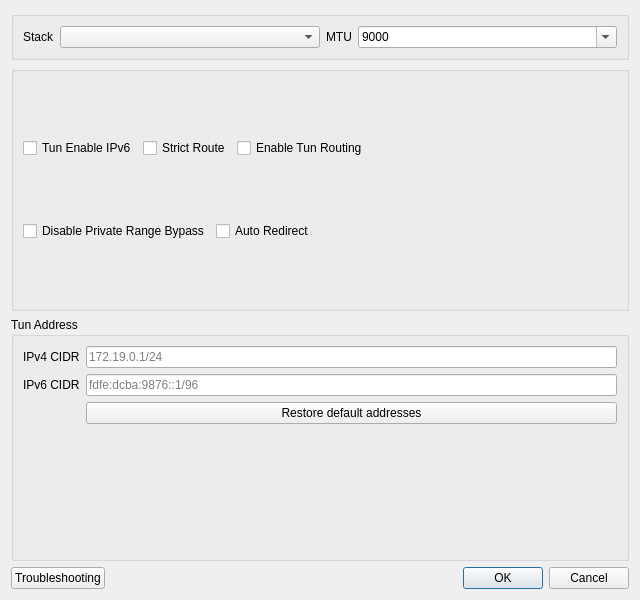
This is upstream/include/ui/setting/dialog_vpn_settings.ui in hopol/throne-mirror as Qt 5 draws it before an edit. The edited form follows.
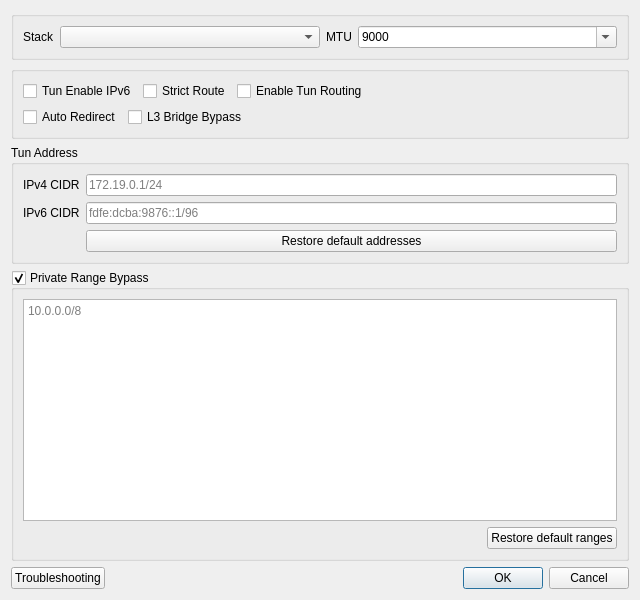
This is the edited form.

Patch:
```diff
--- a/upstream/include/ui/setting/dialog_vpn_settings.ui
+++ b/upstream/include/ui/setting/dialog_vpn_settings.ui
@@ -122,16 +122,6 @@
       </item>
       <item>
        <layout class="QHBoxLayout" name="checksRow2">
-        <item>
-         <widget class="QCheckBox" name="disable_priv_range">
-          <property name="toolTip">
-           <string>&lt;html&gt;&lt;head/&gt;&lt;body&gt;&lt;p&gt;Allows traffics destined for private ranges to be hijacked into The Core&lt;/p&gt;&lt;/body&gt;&lt;/html&gt;</string>
-          </property>
-          <property name="text">
-           <string>Disable Private Range Bypass</string>
-          </property>
-         </widget>
-        </item>
         <item>
          <widget class="QCheckBox" name="auto_redirect">
           <property name="toolTip">
@@ -142,6 +132,16 @@
           </property>
          </widget>
         </item>
+        <item>
+         <widget class="QCheckBox" name="l3_bridge">
+          <property name="toolTip">
+           <string>&lt;html&gt;&lt;head/&gt;&lt;body&gt;&lt;p&gt;Forwards bypassed traffic straight out of the network interface instead of rebuilding it as a new connection, which is faster and keeps NAT intact for games and P2P. Applies to UDP and ICMP only; TCP still needs to be sniffed and keeps taking the normal direct path.&lt;/p&gt;&lt;/body&gt;&lt;/html&gt;</string>
+          </property>
+          <property name="text">
+           <string>L3 Bridge Bypass</string>
+          </property>
+         </widget>
+        </item>
         <item>
          <spacer name="checksRow2Spacer">
           <property name="orientation">
@@ -204,6 +204,58 @@
      </layout>
     </widget>
    </item>
+   <item>
+    <widget class="QGroupBox" name="privRangeGroupBox">
+     <property name="toolTip">
+      <string>&lt;html&gt;&lt;head/&gt;&lt;body&gt;&lt;p&gt;Address ranges handed straight to the physical NIC instead of being routed through the core, one CIDR per line. Uncheck to let the core hijack private range traffic instead. Loopback and broadcast are always bypassed and cannot be listed here.&lt;/p&gt;&lt;/body&gt;&lt;/html&gt;</string>
+     </property>
+     <property name="title">
+      <string>Private Range Bypass</string>
+     </property>
+     <property name="checkable">
+      <bool>true</bool>
+     </property>
+     <layout class="QVBoxLayout" name="privRangeLayout">
+      <item>
+       <widget class="QPlainTextEdit" name="priv_ranges">
+        <property name="sizePolicy">
+         <sizepolicy hsizetype="Expanding" vsizetype="Expanding">
+          <horstretch>0</horstretch>
+          <verstretch>0</verstretch>
+         </sizepolicy>
+        </property>
+        <property name="placeholderText">
+         <string notr="true">10.0.0.0/8</string>
+        </property>
+       </widget>
+      </item>
+      <item>
+       <layout class="QHBoxLayout" name="privRangeButtonsRow">
+        <item>
+         <spacer name="privRangeButtonsSpacer">
+          <property name="orientation">
+           <enum>Qt::Orientation::Horizontal</enum>
+          </property>
+          <property name="sizeHint" stdset="0">
+           <size>
+            <width>40</width>
+            <height>20</height>
+           </size>
+          </property>
+         </spacer>
+        </item>
+        <item>
+         <widget class="QPushButton" name="restore_default_ranges">
+          <property name="text">
+           <string>Restore default ranges</string>
+          </property>
+         </widget>
+        </item>
+       </layout>
+      </item>
+     </layout>
+    </widget>
+   </item>
    <item>
     <layout class="QHBoxLayout" name="horizontalLayout_3">
      <item>
```
